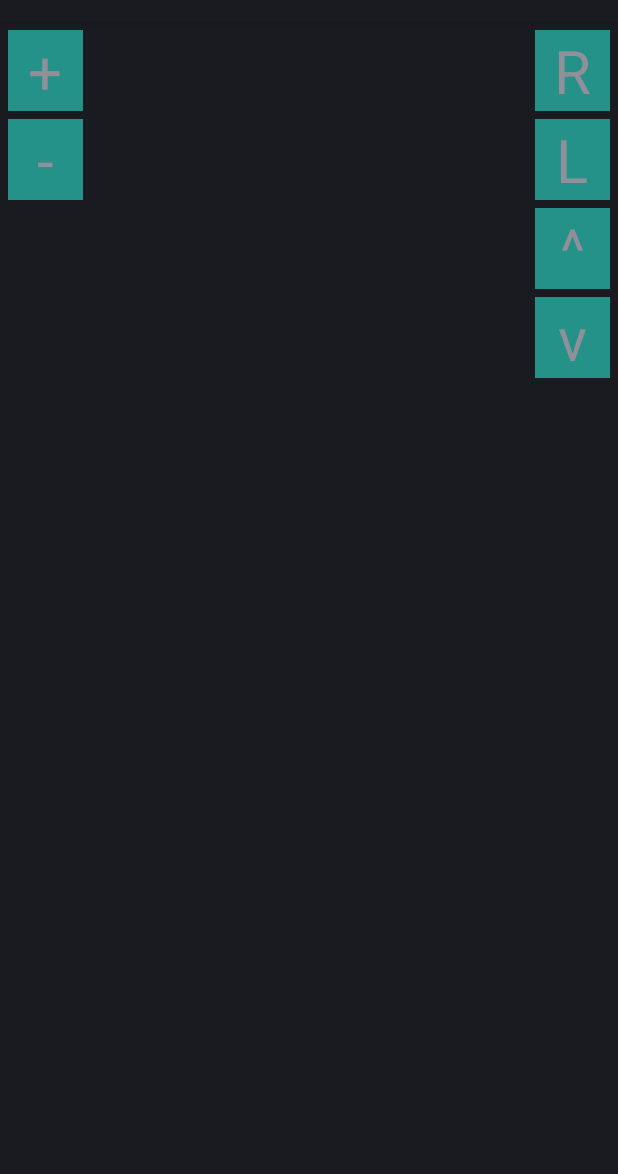
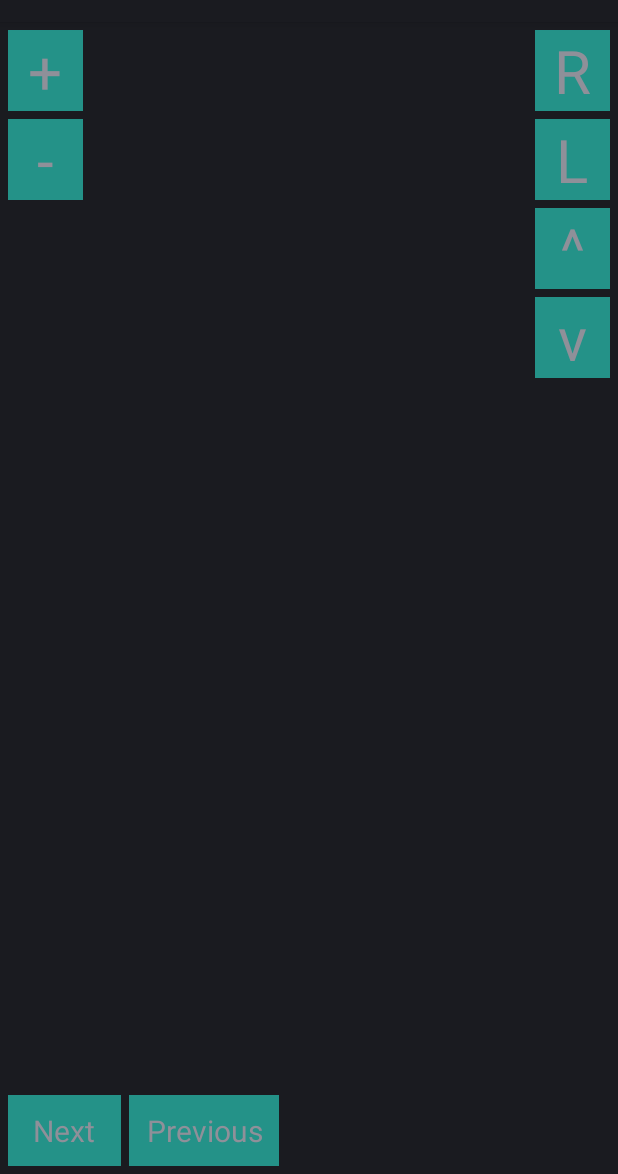
Before and after one commit to LaQuay/AugmentedReality_SGI_MEI_UPC, an Android app: the layout control.xml on its own in the app's theme, with its tools: preview values and no code run, on a phone screen of 412 x 824 dp, the part 62-1236 px from its top. Run offline under Robolectric (Android 15) with nearby library versions, the light colour scheme and no system bars.

```diff
--- a/aRSimpleNativeCars/src/main/res/layout/control.xml
+++ b/aRSimpleNativeCars/src/main/res/layout/control.xml
@@ -76,4 +76,33 @@
             android:text="v"
             android:textSize="40sp" />
     </LinearLayout>
+
+    <LinearLayout
+        android:layout_width="wrap_content"
+        android:layout_height="wrap_content"
+        android:layout_alignParentBottom="true"
+        android:orientation="horizontal"
+        android:padding="5dp">
+
+        <TextView
+            android:id="@+id/control_next_element_textbutton"
+            android:layout_width="75dp"
+            android:layout_height="wrap_content"
+            android:background="#da26a69a"
+            android:gravity="center"
+            android:padding="10dp"
+            android:text="Next"
+            android:textSize="20sp" />
+
+        <TextView
+            android:id="@+id/control_previous_element_textbutton"
+            android:layout_width="100dp"
+            android:layout_height="wrap_content"
+            android:layout_marginStart="5dp"
+            android:background="#da26a69a"
+            android:gravity="center"
+            android:padding="10dp"
+            android:text="Previous"
+            android:textSize="20sp" />
+    </LinearLayout>
 </RelativeLayout>
```
Also changed, not shown: aRSimpleNativeCars/src/main/java/org/artoolkit/ar/samples/ARSimpleNativeCars/ARSimpleNativeCarsActivity.java (+95 -0 lines), aRSimpleNativeCars/src/main/java/org/artoolkit/ar/samples/ARSimpleNativeCars/SimpleNativeRenderer.java (+14 -5 lines), 1 other file.
